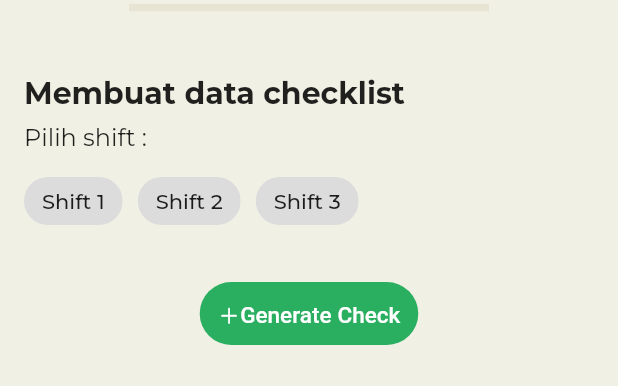
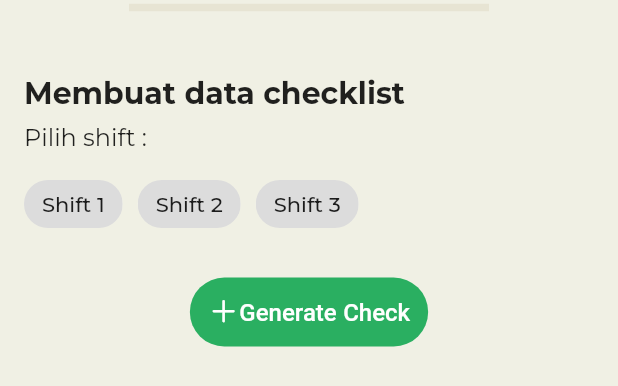
Before and after one commit to muchlist/risa2, a Flutter app: the AddCheckDialog widget shown alone on an empty page, opened directly, on a phone screen of 412 x 824 dp. Shown: the top 386 px of the screen. Run offline on Flutter 3.47's test engine with Material 2 defaults, Android fonts, the light colour scheme and no system bars; our stand-ins replace another_flushbar, carousel_slider, dio, flutter_staggered_animations, google_fonts, lottie and 1 more; accounts and stored records are empty; network calls fail; project files that could hold a hidden picture were left out.

Commit message:
add master check implements

```diff
--- /dev/null
+++ b/lib/src/api/json_models/option/location_type.dart
@@ -0,0 +1,18 @@
+import 'package:json_annotation/json_annotation.dart';
+
+part 'location_type.g.dart';
+
+@JsonSerializable()
+class OptLocationType {
+  @JsonKey(defaultValue: [])
+  final List<String> location;
+  @JsonKey(defaultValue: [])
+  final List<String> type;
+
+  OptLocationType(this.location, this.type);
+
+  factory OptLocationType.fromJson(Map<String, dynamic> json) =>
+      _$OptLocationTypeFromJson(json);
+
+  Map<String, dynamic> toJson() => _$OptLocationTypeToJson(this);
+}
--- a/lib/src/api/json_models/request/checkp_req.dart
+++ b/lib/src/api/json_models/request/checkp_req.dart
@@ -10,13 +10,19 @@ class CheckpRequest {
   @JsonKey(defaultValue: [])
   final List<int> shifts;
   final String type;
-  @JsonKey(name: "tag_one", defaultValue: [])
-  final List<String> tagOne;
-  @JsonKey(name: "tag_two", defaultValue: [])
-  final List<String> tagTwo;
+  @JsonKey(name: "tag", defaultValue: [])
+  final List<String> tag;
+  @JsonKey(name: "tag_extra", defaultValue: [])
+  final List<String> tagExtra;
 
-  CheckpRequest(this.name, this.location, this.note, this.shifts, this.type,
-      this.tagOne, this.tagTwo);
+  CheckpRequest(
+      {required this.name,
+      required this.location,
+      required this.note,
+      required this.shifts,
+      required this.type,
+      required this.tag,
+      required this.tagExtra});
 
   factory CheckpRequest.fromJson(Map<String, dynamic> json) =>
       _$CheckpRequestFromJson(json);
--- a/lib/src/api/json_parsers/json_parsers.dart
+++ b/lib/src/api/json_parsers/json_parsers.dart
@@ -9,6 +9,7 @@ export "improve_parser.dart";
 export "login_parser.dart";
 export "message_parser.dart";
 export "object_decoder.dart";
+export "option_parser.dart";
 export "stock_parser.dart";
 
 abstract class JsonParser<T> {
--- /dev/null
+++ b/lib/src/api/json_parsers/option_parser.dart
@@ -0,0 +1,12 @@
+import '../json_models/option/location_type.dart';
+
+import 'json_parsers.dart';
+
+class LocationTypeParser extends JsonParser<OptLocationType>
+    with ObjectDecoder<OptLocationType> {
+  @override
+  Future<OptLocationType> parseFromJson(String json) async {
+    final decoded = decodeJsonObject(json);
+    return OptLocationType.fromJson(decoded);
+  }
+}
--- /dev/null
+++ b/lib/src/models/shift_chip_models.dart
@@ -0,0 +1,14 @@
+class ItemShiftChoice {
+  final int id;
+  final String label;
+
+  ItemShiftChoice(this.id, this.label);
+}
+
+List<ItemShiftChoice> getItemShiftChoice() {
+  return <ItemShiftChoice>[
+    ItemShiftChoice(1, 'Shift 1'),
+    ItemShiftChoice(2, 'Shift 2'),
+    ItemShiftChoice(3, 'Shift 3'),
+  ];
+}
--- a/lib/src/router/routes.dart
+++ b/lib/src/router/routes.dart
@@ -2,6 +2,7 @@ import 'package:flutter/material.dart';
 
 import '../screens/check/check_detail_screen.dart';
 import '../screens/check/check_screen.dart';
+import '../screens/check_master/add_check_master_screen.dart';
 import '../screens/check_master/check_master_screen.dart';
 import '../screens/home/home_screen.dart';
 import '../screens/landing/landing.dart';
@@ -13,6 +14,7 @@ class RouteGenerator {
   static const String login = '/login';
   static const String check = '/check';
   static const String checkMaster = '/check-master';
+  static const String checkMasterAdd = '/check-master-add';
   static const String checkDetail = '/check-detail';
 
   RouteGenerator._();
@@ -29,6 +31,8 @@ class RouteGenerator {
         return MaterialPageRoute(builder: (_) => CheckScreen());
       case checkMaster:
         return MaterialPageRoute(builder: (_) => CheckMasterScreen());
+      case checkMasterAdd:
+        return MaterialPageRoute(builder: (_) => AddCheckMasterScreen());
       case checkDetail:
         return MaterialPageRoute(builder: (_) => CheckDetailScreen());
       default:
--- a/lib/src/screens/check/add_check_dialog.dart
+++ b/lib/src/screens/check/add_check_dialog.dart
@@ -4,16 +4,12 @@ import 'package:provider/provider.dart';
 
 import '../../api/json_models/request/check_req.dart';
 import '../../config/pallatte.dart';
+import '../../models/shift_chip_models.dart';
 import '../../providers/checks.dart';
 import '../../shared/flushbar.dart';
+import '../../shared/home_like_button.dart';
 import '../../shared/ui_helpers.dart';
-
-class ItemChoice {
-  final int id;
-  final String label;
-
-  ItemChoice(this.id, this.label);
-}
+import '../../utils/enums.dart';
 
 class AddCheckDialog extends StatefulWidget {
   const AddCheckDialog();
@@ -24,20 +20,9 @@ class AddCheckDialog extends StatefulWidget {
 
 class _AddCheckDialogState extends State<AddCheckDialog> {
   // pilihan chip kategory
-  final listChoices = <ItemChoice>[
-    ItemChoice(1, 'Shift 1'),
-    ItemChoice(2, 'Shift 2'),
-    ItemChoice(3, 'Shift 3'),
-  ];
+  final listChoices = getItemShiftChoice();
 
   var _shiftSelected = 0;
-
-  var _isLoading = false;
-  void setLoading(bool loading) {
-    setState(() {
-      _isLoading = loading;
-    });
-  }
 
   void _addCheck() {
     // validasi shift
@@ -48,19 +33,20 @@ class _AddCheckDialogState extends State<AddCheckDialog> {
     }
 
     final payload = CheckRequest(shift: _shiftSelected);
-    context.read<CheckProvider>().addCheck(payload).then((value) {
-      setLoading(false);
+    // Call Provider
+    Future.delayed(
+        Duration.zero,
+        () => context.read<CheckProvider>().addCheck(payload).then((value) {
               if (value) {
                 Navigator.of(context).pop();
-        showToastSuccess(context: context, message: "Berhasil membuat check");
+                showToastSuccess(
+                    context: context, message: "Berhasil membuat check");
               }
             }).onError((error, _) {
-      setLoading(false);
               if (error != null) {
                 showToastError(context: context, message: error.toString());
               }
-    });
-    // * CALL Provider -----------------------------------------------------
+            }));
   }
 
   @override
@@ -103,9 +89,7 @@ class _AddCheckDialogState extends State<AddCheckDialog> {
                       "Pilih shift :",
                       style: TextStyle(fontSize: 16),
                     ),
-                    const SizedBox(
-                      height: 8,
-                    ),
+                    verticalSpaceSmall,
                     // * Chip choice
                     Wrap(
                       children: listChoices
@@ -128,40 +112,20 @@ class _AddCheckDialogState extends State<AddCheckDialog> {
                       spacing: 10,
                     ),
 
-                    const SizedBox(
-                      height: 30,
-                    ),
+                    verticalSpaceMedium,
                     // * Button ---------------------------
-                    (_isLoading)
-                        ? Center(child: const CircularProgressIndicator())
-                        : GestureDetector(
-                            onTap: _addCheck,
-                            child: Center(
-                              child: Container(
-                                padding: const EdgeInsets.all(12),
-                                decoration: BoxDecoration(
-                                    color: Theme.of(context).accentColor,
-                                    borderRadius: BorderRadius.circular(24)),
-                                child: const Text.rich(TextSpan(children: [
-                                  WidgetSpan(
-                                      child: Icon(
-                                    CupertinoIcons.add,
-                                    size: 15,
-                                    color: Colors.white,
-                                  )),
-                                  TextSpan(
+                    Consumer<CheckProvider>(builder: (_, data, __) {
+                      if (data.state == ViewState.busy) {
+                        return Center(child: const CircularProgressIndicator());
+                      }
+                      return Center(
+                        child: HomeLikeButton(
+                            iconData: CupertinoIcons.add,
                             text: "Generate Check",
-                                      style: TextStyle(
-                                          color: Colors.white,
-                                          fontSize: 15,
-                                          fontWeight: FontWeight.w500))
-                                ])),
-                              ),
-                            ),
-                          ),
-                    const SizedBox(
-                      height: 20,
-                    )
+                            tapTap: _addCheck),
+                      );
+                    }),
+                    verticalSpaceMedium,
                   ],
                 ),
               ),
--- a/lib/src/screens/check/check_detail_expanse.dart
+++ b/lib/src/screens/check/check_detail_expanse.dart
@@ -69,7 +69,7 @@ class _ExpansionChildState extends State<ExpansionChild> {
   @override
   Widget build(BuildContext context) {
     return Container(
-      padding: EdgeInsets.all(8),
+      padding: EdgeInsets.only(left: 8, right: 8, bottom: 8),
       child: Row(
         children: [
           Expanded(
```
Also changed, not shown: lib/src/api/services/checkp_service.dart (+8 -0 lines), lib/src/providers/checks_master.dart (+23 -1 lines), lib/src/screens/check/check_detail_screen.dart (+49 -6 lines), lib/src/screens/check_master/add_check_master_screen.dart (added, +305 -0 lines), lib/src/screens/check_master/check_master_screen.dart (+49 -50 lines), lib/src/api/json_models/option/location_type.g.dart (added), lib/src/api/json_models/request/checkp_req.g.dart. Lines whose indentation alone changed are shown as unchanged.
